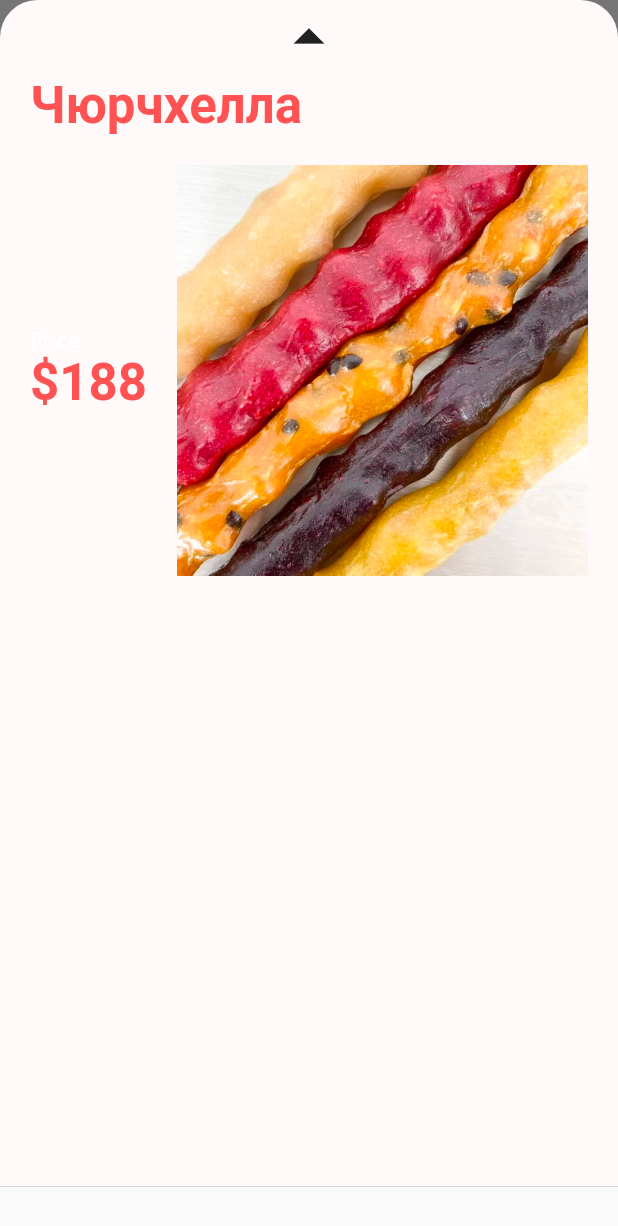
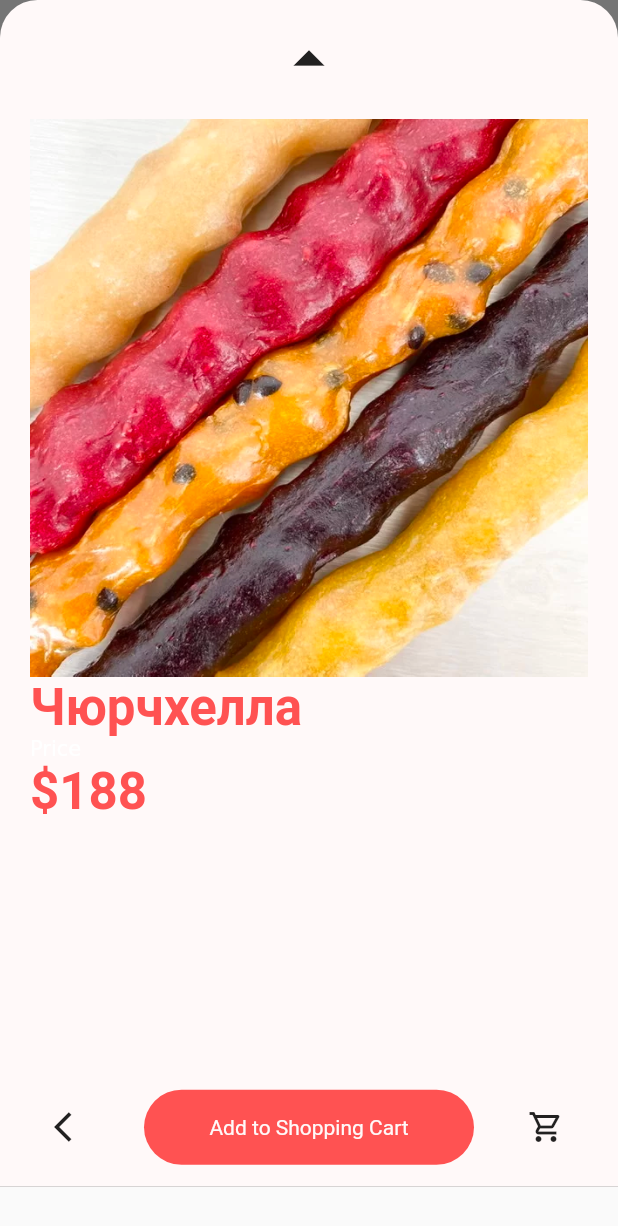
Before and after one commit to nikitalebed/mr-grapes, a Flutter app: the ProductModalBottomSheet widget shown alone on an empty page, opened directly with sample values from the repository, on a phone screen of 412 x 824 dp. Shown: the top 1226 px of the screen. Run offline on Flutter 3.47's test engine with Material 2 defaults, Android fonts, the phone set to English and light mode, and no system bars; generated files the repository leaves out were written again.

Commit message:
working on Modal Bottom Sheet

```diff
--- a/lib/components/product_modal_bottom_sheet.dart
+++ b/lib/components/product_modal_bottom_sheet.dart
@@ -2,7 +2,7 @@
 import 'package:flutter/cupertino.dart';
 import 'package:flutter/material.dart';
 import 'package:mr_grapes/models/product.dart';
-import 'package:mr_grapes/screens/details_screen.dart';
+import 'package:mr_grapes/screens/product_details_screen.dart';
 
 import '../constants.dart';
 
@@ -31,11 +31,43 @@ class ProductModalBottomSheet extends StatelessWidget {
           ),
           child: Column(
             children: [
-              const Icon(
-                Icons.arrow_drop_up_outlined,
-                size: 50.0,
+              const Expanded(
+                flex: 1,
+                child: Icon(
+                  Icons.arrow_drop_up_outlined,
+                  size: 50.0,
+                ),
               ),
-              DetailsScreen(product),
+              Expanded(
+                flex: 8,
+                child: ProductDetailsScreen(product),
+              ),
+              Expanded(
+                flex: 1,
+                child: Row(
+                  mainAxisAlignment: MainAxisAlignment.spaceEvenly,
+                  children: [
+                    const Icon(Icons.arrow_back_ios),
+                    Container(
+                      // TODO hardcoded width/height is not good.. need to refactor
+                      width: 220.0,
+                      height: 50.0,
+                      decoration: const BoxDecoration(
+                        color: kAccentColor,
+                        borderRadius: BorderRadius.all(
+                          Radius.circular(25.0),
+                        ),
+                      ),
+                      child: const Center(
+                        child: Text('Add to Shopping Cart', style: TextStyle(
+                          color: kPrimaryColor
+                        ),),
+                      ),
+                    ),
+                    const Icon(Icons.shopping_cart_outlined)
+                  ],
+                ),
+              )
             ],
           ),
         ),
--- a/lib/screens/details_screen.dart
+++ /dev/null
@@ -1,56 +0,0 @@
-import 'package:flutter/material.dart';
-import 'package:flutter/rendering.dart';
-import 'package:mr_grapes/models/product.dart';
-
-import '../constants.dart';
-
-class DetailsScreen extends StatelessWidget {
-  final Product product;
-
-  DetailsScreen(this.product);
-
-  @override
-  Widget build(BuildContext context) {
-    return Padding(
-      padding: const EdgeInsets.symmetric(horizontal: kDefaultPaddin),
-      child: SingleChildScrollView(
-        child: Column(
-          crossAxisAlignment: CrossAxisAlignment.start,
-          children: <Widget>[
-            Text(
-              product.title,
-              style: Theme.of(context)
-                  .textTheme
-                  .headline4!
-                  .copyWith(color: kAccentColor, fontWeight: FontWeight.bold),
-            ),
-            const SizedBox(height: kDefaultPaddin),
-            Row(
-              children: <Widget>[
-                RichText(
-                  text: TextSpan(
-                    children: [
-                      const TextSpan(text: "Price\n"),
-                      TextSpan(
-                        text: "\$${product.price}",
-                        style: Theme.of(context).textTheme.headline4!.copyWith(
-                            color: kAccentColor, fontWeight: FontWeight.bold),
-                      ),
-                    ],
-                  ),
-                ),
-                const SizedBox(width: kDefaultPaddin),
-                Expanded(
-                  child: Image.asset(
-                    product.image,
-                    fit: BoxFit.fill,
-                  ),
-                )
-              ],
-            )
-          ],
-        ),
-      ),
-    );
-  }
-}
--- /dev/null
+++ b/lib/screens/product_details_screen.dart
@@ -0,0 +1,48 @@
+import 'package:flutter/material.dart';
+import 'package:flutter/rendering.dart';
+import 'package:mr_grapes/models/product.dart';
+
+import '../constants.dart';
+
+class ProductDetailsScreen extends StatelessWidget {
+  final Product product;
+
+  ProductDetailsScreen(this.product);
+
+  @override
+  Widget build(BuildContext context) {
+    return Padding(
+      padding: const EdgeInsets.symmetric(horizontal: kDefaultPaddin),
+      child: SingleChildScrollView(
+        child: Column(
+          crossAxisAlignment: CrossAxisAlignment.start,
+          children: [
+            Image.asset(
+              product.image,
+              fit: BoxFit.fill,
+            ),
+            Text(
+              product.title,
+              style: Theme.of(context)
+                  .textTheme
+                  .headline4!
+                  .copyWith(color: kAccentColor, fontWeight: FontWeight.bold),
+            ),
+            RichText(
+              text: TextSpan(
+                children: [
+                  const TextSpan(text: "Price\n"),
+                  TextSpan(
+                    text: "\$${product.price}",
+                    style: Theme.of(context).textTheme.headline4!.copyWith(
+                        color: kAccentColor, fontWeight: FontWeight.bold),
+                  ),
+                ],
+              ),
+            ),
+          ],
+        ),
+      ),
+    );
+  }
+}
```
